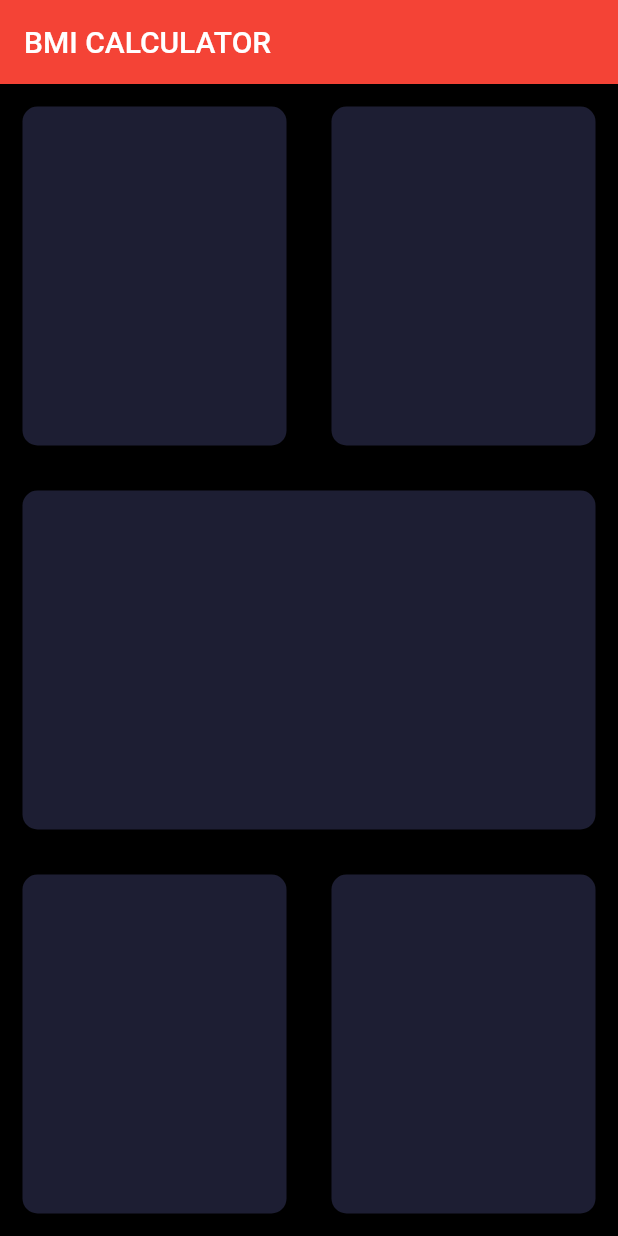
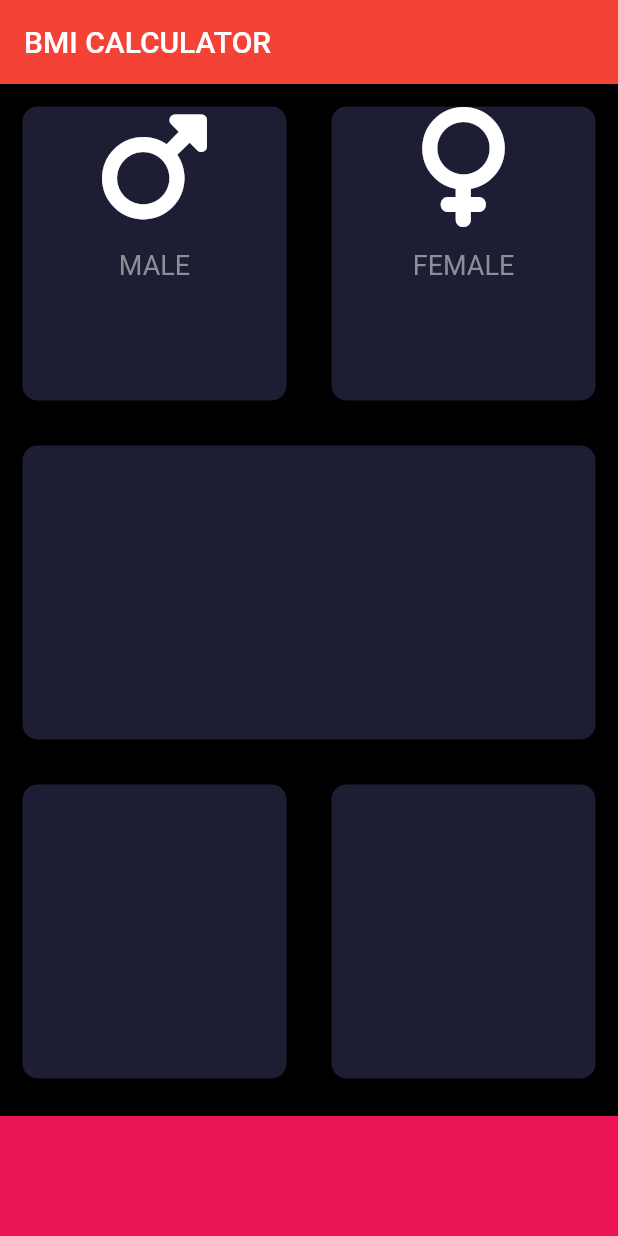
Before and after one commit to tdoug19/2021FlutterDevelopment, a Flutter app: the screen it shows after launch, on a phone screen of 412 x 824 dp. Run offline on Flutter 3.47's test engine with Material 2 defaults, Android fonts, the phone set to English and light mode, and no system bars; our stand-ins replace font_awesome_flutter.

Commit message:
working on bmi calculator

```diff
--- a/TDProjects/bmi-calculator-flutter-master/lib/input_page.dart
+++ b/TDProjects/bmi-calculator-flutter-master/lib/input_page.dart
@@ -1,9 +1,14 @@
 import 'package:flutter/material.dart';
+import 'package:font_awesome_flutter/font_awesome_flutter.dart';
 
 class InputPage extends StatefulWidget {
   @override
   _InputPageState createState() => _InputPageState();
 }
+
+const Color bottomContainerColor = Color(0xFFEB1555);
+const double bottomContainerHeight = 80.0;
+const activeCardColor = Color(0xFF1D1E33);
 
 class _InputPageState extends State<InputPage> {
   @override
@@ -18,61 +23,94 @@ class _InputPageState extends State<InputPage> {
               child: Row(
             children: <Widget>[
               Expanded(
-                child: Container(
-                  margin: EdgeInsets.all(15.0),
-                  decoration: BoxDecoration(
-                    color: Color(0xFF1D1E33),
-                    borderRadius: BorderRadius.circular(10.0),
+                child: ReusableCard(
+                  cardColor: activeCardColor,
+                  cardChild: Column(
+                    children: <Widget>[
+                      Icon(
+                        FontAwesomeIcons.mars,
+                        size: 80.0,
+                        color: Colors.white,
+                      ),
+                      SizedBox(
+                        height: 15.0,
+                      ),
+                      Text(
+                        'MALE',
+                        style: TextStyle(
+                          fontSize: 18.0,
+                          color: Color(0xFF8D8E98),
+                        ),
+                      ),
+                    ],
                   ),
                 ),
               ),
               Expanded(
-                child: Container(
-                  margin: EdgeInsets.all(15.0),
-                  decoration: BoxDecoration(
-                    color: Color(0xFF1D1E33),
-                    borderRadius: BorderRadius.circular(10.0),
+                child: ReusableCard(
+                    cardColor: activeCardColor,
+                    cardChild: Column(
+                      children: <Widget>[
+                        Icon(
+                          FontAwesomeIcons.venus,
+                          size: 80.0,
+                          color: Colors.white,
+                        ),
+                        SizedBox(
+                          height: 15.0,
+                        ),
+                        Text(
+                          'FEMALE',
+                          style: TextStyle(
+                            fontSize: 18.0,
+                            color: Color(0xFF8D8E98),
                           ),
                         ),
-              )
+                      ],
+                    )),
+              ),
             ],
           )),
           Expanded(
-            child: Container(
-              margin: EdgeInsets.all(15.0),
-              decoration: BoxDecoration(
-                color: Color(0xFF1D1E33),
-                borderRadius: BorderRadius.circular(10.0),
-              ),
-            ),
+            child: ReusableCard(cardColor: activeCardColor),
           ),
           Expanded(
-            child: Expanded(
               child: Row(
             children: <Widget>[
               Expanded(
-                  child: Container(
-                    margin: EdgeInsets.all(15.0),
-                    decoration: BoxDecoration(
-                      color: Color(0xFF1D1E33),
-                      borderRadius: BorderRadius.circular(10.0),
-                    ),
-                  ),
+                child: ReusableCard(cardColor: activeCardColor),
               ),
               Expanded(
-                  child: Container(
-                    margin: EdgeInsets.all(15.0),
-                    decoration: BoxDecoration(
-                      color: Color(0xFF1D1E33),
-                      borderRadius: BorderRadius.circular(10.0),
+                child: ReusableCard(cardColor: activeCardColor),
               ),
-                  ),
-                )
             ],
           )),
-          ),
+          Container(
+            color: bottomContainerColor,
+            margin: EdgeInsets.only(top: 10.0),
+            height: bottomContainerHeight,
+            width: double.infinity,
+          )
         ],
       ),
     );
   }
 }
+
+class ReusableCard extends StatelessWidget {
+  ReusableCard({@required this.cardColor, this.cardChild});
+
+  final Color cardColor;
+  final cardChild;
+  @override
+  Widget build(BuildContext context) {
+    return Container(
+      child: cardChild,
+      margin: EdgeInsets.all(15.0),
+      decoration: BoxDecoration(
+        color: cardColor,
+        borderRadius: BorderRadius.circular(10.0),
+      ),
+    );
+  }
+}
--- a/TDProjects/bmi-calculator-flutter-master/lib/main.dart
+++ b/TDProjects/bmi-calculator-flutter-master/lib/main.dart
@@ -7,10 +7,9 @@ class BMICalculator extends StatelessWidget {
   @override
   Widget build(BuildContext context) {
     return MaterialApp(
-      theme: ThemeData.dark().copyWith(
-        colorScheme: ColorScheme.fromSwatch(
-          primarySwatch: Colors.red,
-        ),
+      theme: ThemeData(
+        primarySwatch: Colors.red,
+        //primaryColor: Color(0xFF0A0E21),
         scaffoldBackgroundColor: Colors.black,
       ),
       home: InputPage(),
--- a/TDProjects/bmi-calculator-flutter-master/pubspec.yaml
+++ b/TDProjects/bmi-calculator-flutter-master/pubspec.yaml
@@ -11,6 +11,7 @@ dependencies:
     sdk: flutter
 
   cupertino_icons: ^0.1.2
+  font_awesome_flutter: ^10.1.0
 
 dev_dependencies:
   flutter_test:
```
Also changed, not shown: 1 other file. Lines whose indentation alone changed are shown as unchanged.
